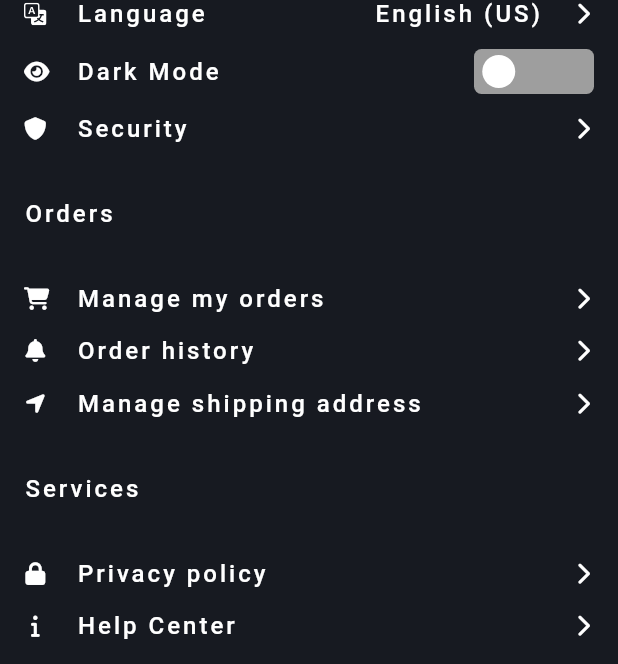
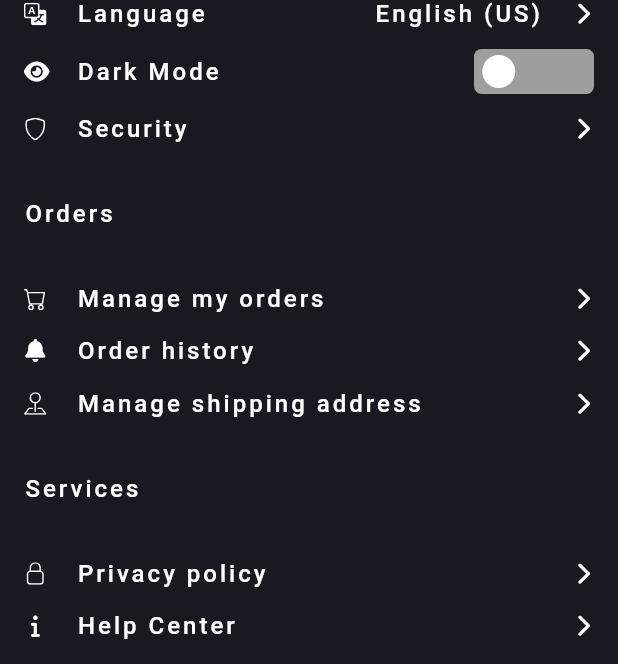
Before and after one commit to hafedh049/luxy, a Flutter app: the Home screen opened directly, on a phone screen of 412 x 824 dp. Shown: the part 454-1118 px from the top of the screen. Run offline on Flutter 3.47's test engine with Material 3 defaults, Android fonts, the phone set to English and light mode, and no system bars; drawn by our look-alikes of flutter_switch, google_nav_bar; our stand-ins replace flutter_animate, fluttertoast, hive, icons_plus, lottie, smooth_page_indicator; accounts and stored records are empty.

Commit message:
ModifiedM lib/views/profile.dart

```diff
--- a/lib/views/profile.dart
+++ b/lib/views/profile.dart
@@ -113,7 +113,7 @@ class _ProfileState extends State<Profile> {
           onTap: () {},
           child: const Row(
             children: <Widget>[
-              Icon(FontAwesome.shield_solid, size: 15, color: white),
+              Icon(Bootstrap.shield, size: 15, color: white),
               SizedBox(width: 20),
               Text("Security", style: TextStyle(color: white, fontSize: 16, letterSpacing: 2, fontWeight: FontWeight.w500)),
               Spacer(),
@@ -128,7 +128,7 @@ class _ProfileState extends State<Profile> {
           onTap: () {},
           child: const Row(
             children: <Widget>[
-              Icon(FontAwesome.cart_shopping_solid, size: 15, color: white),
+              Icon(Bootstrap.cart, size: 15, color: white),
               SizedBox(width: 20),
               Text("Manage my orders", style: TextStyle(color: white, fontSize: 16, letterSpacing: 2, fontWeight: FontWeight.w500)),
               Spacer(),
@@ -152,7 +152,7 @@ class _ProfileState extends State<Profile> {
           onTap: () {},
           child: const Row(
             children: <Widget>[
-              Icon(FontAwesome.location_arrow_solid, size: 15, color: white),
+              Icon(Bootstrap.pin_map, size: 15, color: white),
               SizedBox(width: 20),
               Text("Manage shipping address", style: TextStyle(color: white, fontSize: 16, letterSpacing: 2, fontWeight: FontWeight.w500)),
               Spacer(),
@@ -167,7 +167,7 @@ class _ProfileState extends State<Profile> {
           onTap: () {},
           child: const Row(
             children: <Widget>[
-              Icon(FontAwesome.lock_solid, size: 15, color: white),
+              Icon(Bootstrap.lock, size: 15, color: white),
               SizedBox(width: 20),
               Text("Privacy policy", style: TextStyle(color: white, fontSize: 16, letterSpacing: 2, fontWeight: FontWeight.w500)),
               Spacer(),
```
